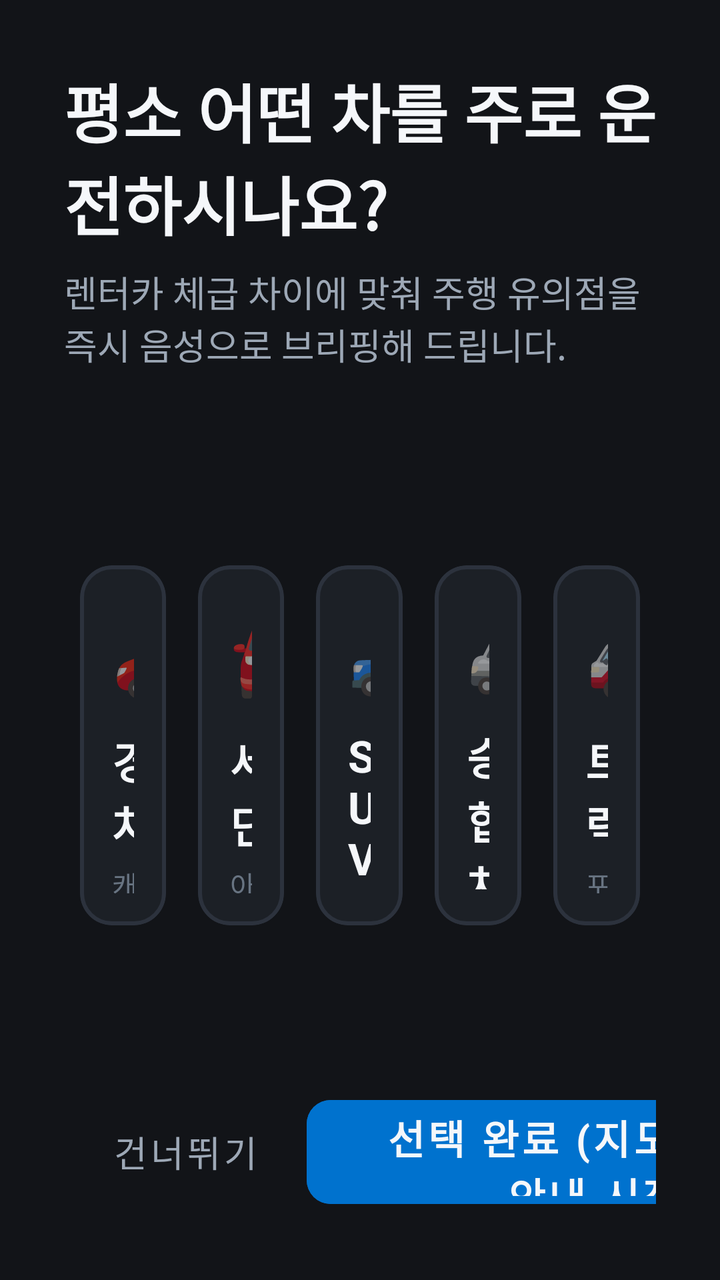
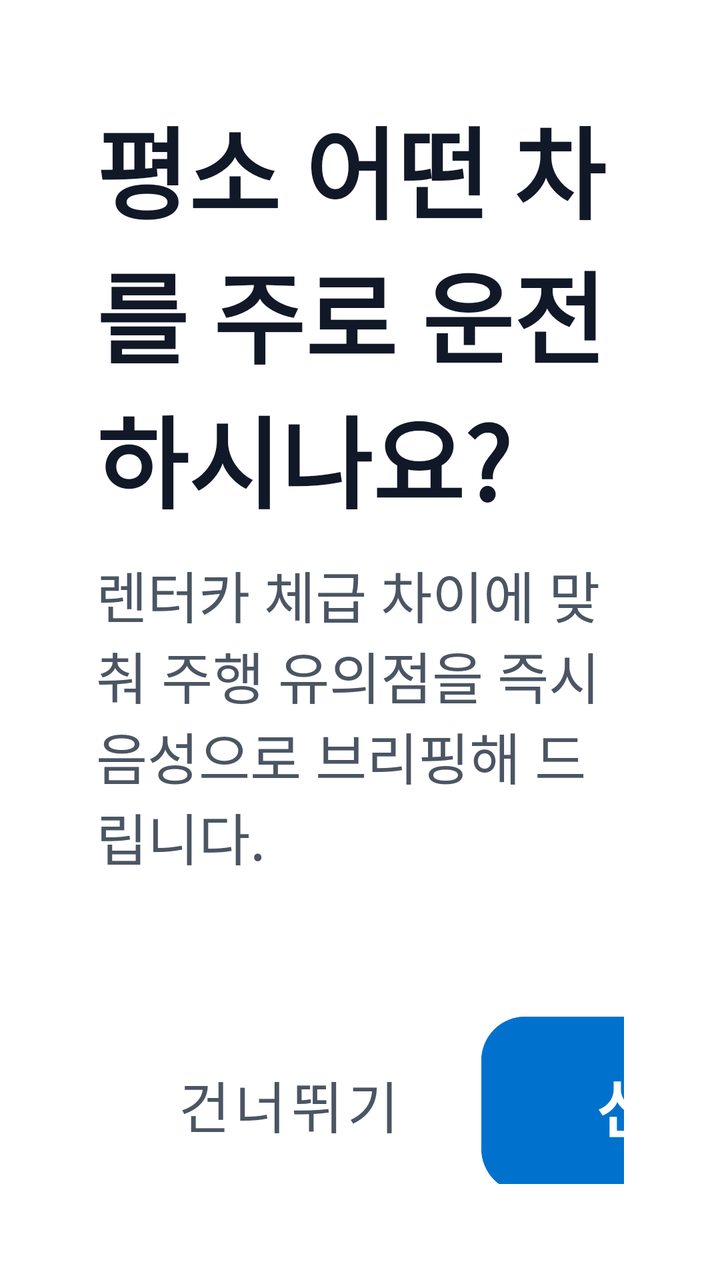

Two renders of the same Android screen: before a commit and after it. Below are the layout's source before the change and the commit's diff.
<!-- AndroidManifest.xml: activity theme Theme.RentalCarAdaptationCoach.StartupDialog -->
<!-- res/layout/activity_startup_car_select.xml -->
<?xml version="1.0" encoding="utf-8"?>
<LinearLayout xmlns:android="http://schemas.android.com/apk/res/android"
    xmlns:app="http://schemas.android.com/apk/res-auto"
    xmlns:tools="http://schemas.android.com/tools"
    android:layout_width="match_parent"
    android:layout_height="match_parent"
    android:background="@color/car_bg_dark"
    android:orientation="vertical"
    android:padding="32dp">

    
    <LinearLayout
        android:layout_width="match_parent"
        android:layout_height="wrap_content"
        android:orientation="vertical">

        <TextView
            android:id="@+id/tvTitle"
            android:layout_width="wrap_content"
            android:layout_height="wrap_content"
            android:text="@string/title_select_my_car"
            android:textColor="@color/car_text_primary"
            android:textSize="32sp"
            android:textStyle="bold" />

        <TextView
            android:id="@+id/tvSubtitle"
            android:layout_width="wrap_content"
            android:layout_height="wrap_content"
            android:layout_marginTop="8dp"
            android:text="@string/subtitle_select_my_car"
            android:textColor="@color/car_text_secondary"
            android:textSize="18sp" />
    </LinearLayout>

    
    <LinearLayout
        android:id="@+id/containerCarTypes"
        android:layout_width="match_parent"
        android:layout_height="0dp"
        android:layout_marginTop="32dp"
        android:layout_weight="1"
        android:gravity="center"
        android:orientation="horizontal">

        
        <com.google.android.material.card.MaterialCardView
            android:id="@+id/cardCompact"
            android:layout_width="0dp"
            android:layout_height="180dp"
            android:layout_margin="8dp"
            android:layout_weight="1"
            android:clickable="true"
            android:focusable="true"
            app:cardBackgroundColor="@color/car_surface_dark"
            app:cardCornerRadius="16dp"
            app:strokeColor="@color/car_surface_dark_stroke"
            app:strokeWidth="2dp">

            <LinearLayout
                android:layout_width="match_parent"
                android:layout_height="match_parent"
                android:gravity="center"
                android:orientation="vertical"
                android:padding="16dp">

                <TextView
                    android:layout_width="wrap_content"
                    android:layout_height="wrap_content"
                    android:text="🚗"
                    android:textSize="40sp" />

                <TextView
                    android:layout_width="wrap_content"
                    android:layout_height="wrap_content"
                    android:layout_marginTop="12dp"
                    android:text="경차"
                    android:textColor="@color/car_text_primary"
                    android:textSize="22sp"
                    android:textStyle="bold" />

                <TextView
                    android:layout_width="wrap_content"
                    android:layout_height="wrap_content"
                    android:layout_marginTop="4dp"
                    android:text="캐스퍼, 모닝"
                    android:textColor="@color/car_text_dim"
                    android:textSize="14sp" />
            </LinearLayout>
        </com.google.android.material.card.MaterialCardView>

        
        <com.google.android.material.card.MaterialCardView
            android:id="@+id/cardSedan"
            android:layout_width="0dp"
            android:layout_height="180dp"
            android:layout_margin="8dp"
            android:layout_weight="1"
            android:clickable="true"
            android:focusable="true"
            app:cardBackgroundColor="@color/car_surface_dark"
            app:cardCornerRadius="16dp"
            app:strokeColor="@color/car_surface_dark_stroke"
            app:strokeWidth="2dp">

            <LinearLayout
                android:layout_width="match_parent"
                android:layout_height="match_parent"
                android:gravity="center"
                android:orientation="vertical"
                android:padding="16dp">

                <TextView
                    android:layout_width="wrap_content"
                    android:layout_height="wrap_content"
                    android:text="🚘"
                    android:textSize="40sp" />

                <TextView
                    android:layout_width="wrap_content"
                    android:layout_height="wrap_content"
                    android:layout_marginTop="12dp"
                    android:text="세단"
                    android:textColor="@color/car_text_primary"
                    android:textSize="22sp"
                    android:textStyle="bold" />

                <TextView
                    android:layout_width="wrap_content"
                    android:layout_height="wrap_content"
                    android:layout_marginTop="4dp"
                    android:text="아반떼, 쏘나타, 그랜저"
                    android:textColor="@color/car_text_dim"
                    android:textSize="14sp" />
            </LinearLayout>
        </com.google.android.material.card.MaterialCardView>

        
        <com.google.android.material.card.MaterialCardView
            android:id="@+id/cardSuv"
            android:layout_width="0dp"
            android:layout_height="180dp"
            android:layout_margin="8dp"
            android:layout_weight="1"
            android:clickable="true"
            android:focusable="true"
            app:cardBackgroundColor="@color/car_surface_dark"
            app:cardCornerRadius="16dp"
            app:strokeColor="@color/car_surface_dark_stroke"
            app:strokeWidth="2dp">

            <LinearLayout
                android:layout_width="match_parent"
                android:layout_height="match_parent"
                android:gravity="center"
                android:orientation="vertical"
                android:padding="16dp">

                <TextView
                    android:layout_width="wrap_content"
                    android:layout_height="wrap_content"
                    android:text="🚙"
                    android:textSize="40sp" />

                <TextView
                    android:layout_width="wrap_content"
                    android:layout_height="wrap_content"
                    android:layout_marginTop="12dp"
                    android:text="SUV"
                    android:textColor="@color/car_text_primary"
                    android:textSize="22sp"
                    android:textStyle="bold" />

                <TextView
                    android:layout_width="wrap_content"
                    android:layout_height="wrap_content"
                    android:layout_marginTop="4dp"
                    android:text="투싼, 싼타페, 팰리세이드"
                    android:textColor="@color/car_text_dim"
                    android:textSize="14sp" />
            </LinearLayout>
        </com.google.android.material.card.MaterialCardView>

        
        <com.google.android.material.card.MaterialCardView
            android:id="@+id/cardVan"
            android:layout_width="0dp"
            android:layout_height="180dp"
            android:layout_margin="8dp"
            android:layout_weight="1"
            android:clickable="true"
            android:focusable="true"
            app:cardBackgroundColor="@color/car_surface_dark"
            app:cardCornerRadius="16dp"
            app:strokeColor="@color/car_surface_dark_stroke"
            app:strokeWidth="2dp">

            <LinearLayout
                android:layout_width="match_parent"
                android:layout_height="match_parent"
                android:gravity="center"
                android:orientation="vertical"
                android:padding="16dp">

                <TextView
                    android:layout_width="wrap_content"
                    android:layout_height="wrap_content"
                    android:text="🚐"
                    android:textSize="40sp" />

                <TextView
                    android:layout_width="wrap_content"
                    android:layout_height="wrap_content"
                    android:layout_marginTop="12dp"
                    android:text="승합차"
                    android:textColor="@color/car_text_primary"
                    android:textSize="22sp"
                    android:textStyle="bold" />

                <TextView
                    android:layout_width="wrap_content"
                    android:layout_height="wrap_content"
                    android:layout_marginTop="4dp"
                    android:text="스타리아, 카니발"
                    android:textColor="@color/car_text_dim"
                    android:textSize="14sp" />
            </LinearLayout>
        </com.google.android.material.card.MaterialCardView>

        
        <com.google.android.material.card.MaterialCardView
            android:id="@+id/cardTruck"
            android:layout_width="0dp"
            android:layout_height="180dp"
            android:layout_margin="8dp"
            android:layout_weight="1"
            android:clickable="true"
            android:focusable="true"
            app:cardBackgroundColor="@color/car_surface_dark"
            app:cardCornerRadius="16dp"
            app:strokeColor="@color/car_surface_dark_stroke"
            app:strokeWidth="2dp">

            <LinearLayout
                android:layout_width="match_parent"
                android:layout_height="match_parent"
                android:gravity="center"
                android:orientation="vertical"
                android:padding="16dp">

                <TextView
                    android:layout_width="wrap_content"
                    android:layout_height="wrap_content"
                    android:text="🚚"
                    android:textSize="40sp" />

                <TextView
                    android:layout_width="wrap_content"
                    android:layout_height="wrap_content"
                    android:layout_marginTop="12dp"
                    android:text="트럭"
                    android:textColor="@color/car_text_primary"
                    android:textSize="22sp"
                    android:textStyle="bold" />

                <TextView
                    android:layout_width="wrap_content"
                    android:layout_height="wrap_content"
                    android:layout_marginTop="4dp"
                    android:text="포터, 봉고"
                    android:textColor="@color/car_text_dim"
                    android:textSize="14sp" />
            </LinearLayout>
        </com.google.android.material.card.MaterialCardView>

    </LinearLayout>

    
    <LinearLayout
        android:layout_width="match_parent"
        android:layout_height="wrap_content"
        android:layout_marginTop="16dp"
        android:gravity="center_vertical"
        android:orientation="horizontal">

        <Button
            android:id="@+id/btnSkip"
            style="@style/Widget.MaterialComponents.Button.TextButton"
            android:layout_width="wrap_content"
            android:layout_height="64dp"
            android:paddingHorizontal="24dp"
            android:text="@string/btn_skip_car"
            android:textColor="@color/car_text_secondary"
            android:textSize="18sp" />

        <View
            android:layout_width="0dp"
            android:layout_height="1dp"
            android:layout_weight="1" />

        <Button
            android:id="@+id/btnConfirm"
            android:layout_width="wrap_content"
            android:layout_height="64dp"
            android:backgroundTint="@color/hyundai_accent"
            android:enabled="false"
            android:paddingHorizontal="32dp"
            android:text="@string/btn_confirm_car"
            android:textColor="@color/car_text_primary"
            android:textSize="20sp"
            android:textStyle="bold"
            app:cornerRadius="12dp" />
    </LinearLayout>

</LinearLayout>
<!-- resources referenced by this layout -->
<resources>
  <color name="car_bg_dark">#121418</color>
  <color name="car_surface_dark">#1C2026</color>
  <color name="car_surface_dark_stroke">#2C323D</color>
  <color name="car_text_dim">#687482</color>
  <color name="car_text_primary">#F5F7FA</color>
  <color name="car_text_secondary">#9DA8B6</color>
  <color name="hyundai_accent">#0072CE</color>
  <string name="btn_confirm_car">선택 완료 (지도 및 음성 안내 시작)</string>
  <string name="btn_skip_car">건너뛰기</string>
  <string name="subtitle_select_my_car">렌터카 체급 차이에 맞춰 주행 유의점을 즉시 음성으로 브리핑해 드립니다.</string>
  <string name="title_select_my_car">평소 어떤 차를 주로 운전하시나요?</string>
  <style name="Theme.RentalCarAdaptationCoach.StartupDialog" parent="Theme.RentalCarAdaptationCoach">
          <item name="android:windowIsFloating">false</item>
          <item name="android:windowBackground">@color/car_bg_dark</item>
      </style>
  <style name="Theme.RentalCarAdaptationCoach" parent="Theme.MaterialComponents.DayNight.NoActionBar">
          <item name="colorPrimary">@color/hyundai_accent</item>
          <item name="colorPrimaryVariant">@color/hyundai_blue</item>
          <item name="colorOnPrimary">@color/car_text_primary</item>
          <item name="android:windowBackground">@color/car_bg_dark</item>
          <item name="android:textColorPrimary">@color/car_text_primary</item>
          <item name="android:textColorSecondary">@color/car_text_secondary</item>
      </style>
  <color name="hyundai_blue">#002C5F</color>
</resources>

<!-- the commit's change to res/layout/activity_startup_car_select.xml (unified diff, before → after) -->
@@ -4,9 +4,9 @@
     xmlns:tools="http://schemas.android.com/tools"
     android:layout_width="match_parent"
     android:layout_height="match_parent"
-    android:background="@color/car_bg_dark"
+    android:background="@color/car_bg_light"
     android:orientation="vertical"
-    android:padding="32dp">
+    android:padding="48dp">
 
     
     <LinearLayout
@@ -20,17 +20,17 @@
             android:layout_height="wrap_content"
             android:text="@string/title_select_my_car"
             android:textColor="@color/car_text_primary"
-            android:textSize="32sp"
+            android:textSize="50sp"
             android:textStyle="bold" />
 
         <TextView
             android:id="@+id/tvSubtitle"
             android:layout_width="wrap_content"
             android:layout_height="wrap_content"
-            android:layout_marginTop="8dp"
+            android:layout_marginTop="12dp"
             android:text="@string/subtitle_select_my_car"
             android:textColor="@color/car_text_secondary"
-            android:textSize="18sp" />
+            android:textSize="28sp" />
     </LinearLayout>
 
     
@@ -38,7 +38,7 @@
         android:id="@+id/containerCarTypes"
         android:layout_width="match_parent"
         android:layout_height="0dp"
-        android:layout_marginTop="32dp"
+        android:layout_marginTop="36dp"
         android:layout_weight="1"
         android:gravity="center"
         android:orientation="horizontal">
@@ -47,45 +47,46 @@
         <com.google.android.material.card.MaterialCardView
             android:id="@+id/cardCompact"
             android:layout_width="0dp"
-            android:layout_height="180dp"
-            android:layout_margin="8dp"
-            android:layout_weight="1"
-            android:clickable="true"
-            android:focusable="true"
-            app:cardBackgroundColor="@color/car_surface_dark"
-            app:cardCornerRadius="16dp"
-            app:strokeColor="@color/car_surface_dark_stroke"
-            app:strokeWidth="2dp">
-
-            <LinearLayout
-                android:layout_width="match_parent"
-                android:layout_height="match_parent"
-                android:gravity="center"
-                android:orientation="vertical"
-                android:padding="16dp">
+            android:layout_height="380dp"
+            android:layout_margin="12dp"
+            android:layout_weight="1"
+            android:clickable="true"
+            android:focusable="true"
+            app:cardBackgroundColor="@color/car_surface_light"
+            app:cardCornerRadius="28dp"
+            app:cardElevation="4dp"
+            app:strokeColor="@color/car_surface_light_stroke"
+            app:strokeWidth="2dp">
+
+            <LinearLayout
+                android:layout_width="match_parent"
+                android:layout_height="match_parent"
+                android:gravity="center"
+                android:orientation="vertical"
+                android:padding="24dp">
 
                 <TextView
                     android:layout_width="wrap_content"
                     android:layout_height="wrap_content"
                     android:text="🚗"
-                    android:textSize="40sp" />
-
-                <TextView
-                    android:layout_width="wrap_content"
-                    android:layout_height="wrap_content"
-                    android:layout_marginTop="12dp"
+                    android:textSize="84sp" />
+
+                <TextView
+                    android:layout_width="wrap_content"
+                    android:layout_height="wrap_content"
+                    android:layout_marginTop="20dp"
                     android:text="경차"
                     android:textColor="@color/car_text_primary"
-                    android:textSize="22sp"
-                    android:textStyle="bold" />
-
-                <TextView
-                    android:layout_width="wrap_content"
-                    android:layout_height="wrap_content"
-                    android:layout_marginTop="4dp"
+                    android:textSize="38sp"
+                    android:textStyle="bold" />
+
+                <TextView
+                    android:layout_width="wrap_content"
+                    android:layout_height="wrap_content"
+                    android:layout_marginTop="10dp"
                     android:text="캐스퍼, 모닝"
                     android:textColor="@color/car_text_dim"
-                    android:textSize="14sp" />
+                    android:textSize="24sp" />
             </LinearLayout>
         </com.google.android.material.card.MaterialCardView>
 
@@ -93,45 +94,46 @@
         <com.google.android.material.card.MaterialCardView
             android:id="@+id/cardSedan"
             android:layout_width="0dp"
-            android:layout_height="180dp"
-            android:layout_margin="8dp"
-            android:layout_weight="1"
-            android:clickable="true"
-            android:focusable="true"
-            app:cardBackgroundColor="@color/car_surface_dark"
-            app:cardCornerRadius="16dp"
-            app:strokeColor="@color/car_surface_dark_stroke"
-            app:strokeWidth="2dp">
-
-            <LinearLayout
-                android:layout_width="match_parent"
-                android:layout_height="match_parent"
-                android:gravity="center"
-                android:orientation="vertical"
-                android:padding="16dp">
+            android:layout_height="380dp"
+            android:layout_margin="12dp"
+            android:layout_weight="1"
+            android:clickable="true"
+            android:focusable="true"
+            app:cardBackgroundColor="@color/car_surface_light"
+            app:cardCornerRadius="28dp"
+            app:cardElevation="4dp"
+            app:strokeColor="@color/car_surface_light_stroke"
+            app:strokeWidth="2dp">
+
+            <LinearLayout
+                android:layout_width="match_parent"
+                android:layout_height="match_parent"
+                android:gravity="center"
+                android:orientation="vertical"
+                android:padding="24dp">
 
                 <TextView
                     android:layout_width="wrap_content"
                     android:layout_height="wrap_content"
                     android:text="🚘"
-                    android:textSize="40sp" />
-
-                <TextView
-                    android:layout_width="wrap_content"
-                    android:layout_height="wrap_content"
-                    android:layout_marginTop="12dp"
+                    android:textSize="84sp" />
+
+                <TextView
+                    android:layout_width="wrap_content"
+                    android:layout_height="wrap_content"
+                    android:layout_marginTop="20dp"
                     android:text="세단"
                     android:textColor="@color/car_text_primary"
-                    android:textSize="22sp"
-                    android:textStyle="bold" />
-
-                <TextView
-                    android:layout_width="wrap_content"
-                    android:layout_height="wrap_content"
-                    android:layout_marginTop="4dp"
-                    android:text="아반떼, 쏘나타, 그랜저"
-                    android:textColor="@color/car_text_dim"
-                    android:textSize="14sp" />
+                    android:textSize="38sp"
+                    android:textStyle="bold" />
+
+                <TextView
+                    android:layout_width="wrap_content"
+                    android:layout_height="wrap_content"
+                    android:layout_marginTop="10dp"
+                    android:text="아반떼, 쏘나타"
+                    android:textColor="@color/car_text_dim"
+                    android:textSize="24sp" />
             </LinearLayout>
         </com.google.android.material.card.MaterialCardView>
 
@@ -139,45 +141,46 @@
         <com.google.android.material.card.MaterialCardView
             android:id="@+id/cardSuv"
             android:layout_width="0dp"
-            android:layout_height="180dp"
-            android:layout_margin="8dp"
-            android:layout_weight="1"
-            android:clickable="true"
-            android:focusable="true"
-            app:cardBackgroundColor="@color/car_surface_dark"
-            app:cardCornerRadius="16dp"
-            app:strokeColor="@color/car_surface_dark_stroke"
-            app:strokeWidth="2dp">
-
-            <LinearLayout
-                android:layout_width="match_parent"
-                android:layout_height="match_parent"
-                android:gravity="center"
-                android:orientation="vertical"
-                android:padding="16dp">
+            android:layout_height="380dp"
+            android:layout_margin="12dp"
+            android:layout_weight="1"
+            android:clickable="true"
+            android:focusable="true"
+            app:cardBackgroundColor="@color/car_surface_light"
+            app:cardCornerRadius="28dp"
+            app:cardElevation="4dp"
+            app:strokeColor="@color/car_surface_light_stroke"
+            app:strokeWidth="2dp">
+
+            <LinearLayout
+                android:layout_width="match_parent"
+                android:layout_height="match_parent"
+                android:gravity="center"
+                android:orientation="vertical"
+                android:padding="24dp">
 
                 <TextView
                     android:layout_width="wrap_content"
                     android:layout_height="wrap_content"
                     android:text="🚙"
-                    android:textSize="40sp" />
-
-                <TextView
-                    android:layout_width="wrap_content"
-                    android:layout_height="wrap_content"
-                    android:layout_marginTop="12dp"
+                    android:textSize="84sp" />
+
+                <TextView
+                    android:layout_width="wrap_content"
+                    android:layout_height="wrap_content"
+                    android:layout_marginTop="20dp"
                     android:text="SUV"
                     android:textColor="@color/car_text_primary"
-                    android:textSize="22sp"
-                    android:textStyle="bold" />
-
-                <TextView
-                    android:layout_width="wrap_content"
-                    android:layout_height="wrap_content"
-                    android:layout_marginTop="4dp"
-                    android:text="투싼, 싼타페, 팰리세이드"
-                    android:textColor="@color/car_text_dim"
-                    android:textSize="14sp" />
+                    android:textSize="38sp"
+                    android:textStyle="bold" />
+
+                <TextView
+                    android:layout_width="wrap_content"
+                    android:layout_height="wrap_content"
+                    android:layout_marginTop="10dp"
+                    android:text="투싼, 싼타페"
+                    android:textColor="@color/car_text_dim"
+                    android:textSize="24sp" />
             </LinearLayout>
         </com.google.android.material.card.MaterialCardView>
 
@@ -185,45 +188,46 @@
         <com.google.android.material.card.MaterialCardView
             android:id="@+id/cardVan"
             android:layout_width="0dp"
-            android:layout_height="180dp"
-            android:layout_margin="8dp"
-            android:layout_weight="1"
-            android:clickable="true"
-            android:focusable="true"
-            app:cardBackgroundColor="@color/car_surface_dark"
-            app:cardCornerRadius="16dp"
-            app:strokeColor="@color/car_surface_dark_stroke"
-            app:strokeWidth="2dp">
-
-            <LinearLayout
-                android:layout_width="match_parent"
-                android:layout_height="match_parent"
-                android:gravity="center"
-                android:orientation="vertical"
-                android:padding="16dp">
+            android:layout_height="380dp"
+            android:layout_margin="12dp"
+            android:layout_weight="1"
+            android:clickable="true"
+            android:focusable="true"
+            app:cardBackgroundColor="@color/car_surface_light"
+            app:cardCornerRadius="28dp"
+            app:cardElevation="4dp"
+            app:strokeColor="@color/car_surface_light_stroke"
+            app:strokeWidth="2dp">
+
+            <LinearLayout
+                android:layout_width="match_parent"
+                android:layout_height="match_parent"
+                android:gravity="center"
+                android:orientation="vertical"
+                android:padding="24dp">
 
                 <TextView
                     android:layout_width="wrap_content"
                     android:layout_height="wrap_content"
                     android:text="🚐"
-                    android:textSize="40sp" />
-
-                <TextView
-                    android:layout_width="wrap_content"
-                    android:layout_height="wrap_content"
-                    android:layout_marginTop="12dp"
+                    android:textSize="84sp" />
+
+                <TextView
+                    android:layout_width="wrap_content"
+                    android:layout_height="wrap_content"
+                    android:layout_marginTop="20dp"
                     android:text="승합차"
                     android:textColor="@color/car_text_primary"
-                    android:textSize="22sp"
-                    android:textStyle="bold" />
-
-                <TextView
-                    android:layout_width="wrap_content"
-                    android:layout_height="wrap_content"
-                    android:layout_marginTop="4dp"
+                    android:textSize="38sp"
+                    android:textStyle="bold" />
+
+                <TextView
+                    android:layout_width="wrap_content"
+                    android:layout_height="wrap_content"
+                    android:layout_marginTop="10dp"
                     android:text="스타리아, 카니발"
                     android:textColor="@color/car_text_dim"
-                    android:textSize="14sp" />
+                    android:textSize="24sp" />
             </LinearLayout>
         </com.google.android.material.card.MaterialCardView>
 
@@ -231,45 +235,46 @@
         <com.google.android.material.card.MaterialCardView
             android:id="@+id/cardTruck"
             android:layout_width="0dp"
-            android:layout_height="180dp"
-            android:layout_margin="8dp"
-            android:layout_weight="1"
-            android:clickable="true"
-            android:focusable="true"
-            app:cardBackgroundColor="@color/car_surface_dark"
-            app:cardCornerRadius="16dp"
-            app:strokeColor="@color/car_surface_dark_stroke"
-            app:strokeWidth="2dp">
-
-            <LinearLayout
-                android:layout_width="match_parent"
-                android:layout_height="match_parent"
-                android:gravity="center"
-                android:orientation="vertical"
-                android:padding="16dp">
+            android:layout_height="380dp"
+            android:layout_margin="12dp"
+            android:layout_weight="1"
+            android:clickable="true"
+            android:focusable="true"
+            app:cardBackgroundColor="@color/car_surface_light"
+            app:cardCornerRadius="28dp"
+            app:cardElevation="4dp"
+            app:strokeColor="@color/car_surface_light_stroke"
+            app:strokeWidth="2dp">
+
+            <LinearLayout
+                android:layout_width="match_parent"
+                android:layout_height="match_parent"
+                android:gravity="center"
+                android:orientation="vertical"
+                android:padding="24dp">
 
                 <TextView
                     android:layout_width="wrap_content"
                     android:layout_height="wrap_content"
                     android:text="🚚"
-                    android:textSize="40sp" />
-
-                <TextView
-                    android:layout_width="wrap_content"
-                    android:layout_height="wrap_content"
-                    android:layout_marginTop="12dp"
+                    android:textSize="84sp" />
+
+                <TextView
+                    android:layout_width="wrap_content"
+                    android:layout_height="wrap_content"
+                    android:layout_marginTop="20dp"
                     android:text="트럭"
                     android:textColor="@color/car_text_primary"
-                    android:textSize="22sp"
-                    android:textStyle="bold" />
-
-                <TextView
-                    android:layout_width="wrap_content"
-                    android:layout_height="wrap_content"
-                    android:layout_marginTop="4dp"
+                    android:textSize="38sp"
+                    android:textStyle="bold" />
+
+                <TextView
+                    android:layout_width="wrap_content"
+                    android:layout_height="wrap_content"
+                    android:layout_marginTop="10dp"
                     android:text="포터, 봉고"
                     android:textColor="@color/car_text_dim"
-                    android:textSize="14sp" />
+                    android:textSize="24sp" />
             </LinearLayout>
         </com.google.android.material.card.MaterialCardView>
 
@@ -279,7 +284,7 @@
     <LinearLayout
         android:layout_width="match_parent"
         android:layout_height="wrap_content"
-        android:layout_marginTop="16dp"
+        android:layout_marginTop="28dp"
         android:gravity="center_vertical"
         android:orientation="horizontal">
 
@@ -287,11 +292,11 @@
             android:id="@+id/btnSkip"
             style="@style/Widget.MaterialComponents.Button.TextButton"
             android:layout_width="wrap_content"
-            android:layout_height="64dp"
-            android:paddingHorizontal="24dp"
+            android:layout_height="100dp"
+            android:paddingHorizontal="40dp"
             android:text="@string/btn_skip_car"
             android:textColor="@color/car_text_secondary"
-            android:textSize="18sp" />
+            android:textSize="28sp" />
 
         <View
             android:layout_width="0dp"
@@ -301,15 +306,15 @@
         <Button
             android:id="@+id/btnConfirm"
             android:layout_width="wrap_content"
-            android:layout_height="64dp"
+            android:layout_height="100dp"
             android:backgroundTint="@color/hyundai_accent"
             android:enabled="false"
-            android:paddingHorizontal="32dp"
+            android:paddingHorizontal="56dp"
             android:text="@string/btn_confirm_car"
-            android:textColor="@color/car_text_primary"
-            android:textSize="20sp"
+            android:textColor="@color/car_text_on_accent"
+            android:textSize="32sp"
             android:textStyle="bold"
-            app:cornerRadius="12dp" />
+            app:cornerRadius="22dp" />
     </LinearLayout>
 
 </LinearLayout>
<!-- resource entries referenced after the edit -->
@@ -1,25 +1,26 @@
 <!-- resources referenced by this layout -->
 <resources>
-  <color name="car_bg_dark">#121418</color>
-  <color name="car_surface_dark">#1C2026</color>
-  <color name="car_surface_dark_stroke">#2C323D</color>
-  <color name="car_text_dim">#687482</color>
-  <color name="car_text_primary">#F5F7FA</color>
-  <color name="car_text_secondary">#9DA8B6</color>
+  <color name="car_bg_light">#FFFFFF</color>
+  <color name="car_surface_light">#FFFFFF</color>
+  <color name="car_surface_light_stroke">#E5E7EB</color>
+  <color name="car_text_dim">#9CA3AF</color>
+  <color name="car_text_on_accent">#FFFFFF</color>
+  <color name="car_text_primary">#111827</color>
+  <color name="car_text_secondary">#4B5563</color>
   <color name="hyundai_accent">#0072CE</color>
-  <string name="btn_confirm_car">선택 완료 (지도 및 음성 안내 시작)</string>
+  <string name="btn_confirm_car">선택 완료</string>
   <string name="btn_skip_car">건너뛰기</string>
   <string name="subtitle_select_my_car">렌터카 체급 차이에 맞춰 주행 유의점을 즉시 음성으로 브리핑해 드립니다.</string>
   <string name="title_select_my_car">평소 어떤 차를 주로 운전하시나요?</string>
   <style name="Theme.RentalCarAdaptationCoach.StartupDialog" parent="Theme.RentalCarAdaptationCoach">
           <item name="android:windowIsFloating">false</item>
-          <item name="android:windowBackground">@color/car_bg_dark</item>
+          <item name="android:windowBackground">@color/car_bg_light</item>
       </style>
-  <style name="Theme.RentalCarAdaptationCoach" parent="Theme.MaterialComponents.DayNight.NoActionBar">
+  <style name="Theme.RentalCarAdaptationCoach" parent="Theme.MaterialComponents.Light.NoActionBar">
           <item name="colorPrimary">@color/hyundai_accent</item>
           <item name="colorPrimaryVariant">@color/hyundai_blue</item>
-          <item name="colorOnPrimary">@color/car_text_primary</item>
-          <item name="android:windowBackground">@color/car_bg_dark</item>
+          <item name="colorOnPrimary">#FFFFFF</item>
+          <item name="android:windowBackground">@color/car_bg_light</item>
           <item name="android:textColorPrimary">@color/car_text_primary</item>
           <item name="android:textColorSecondary">@color/car_text_secondary</item>
       </style>
